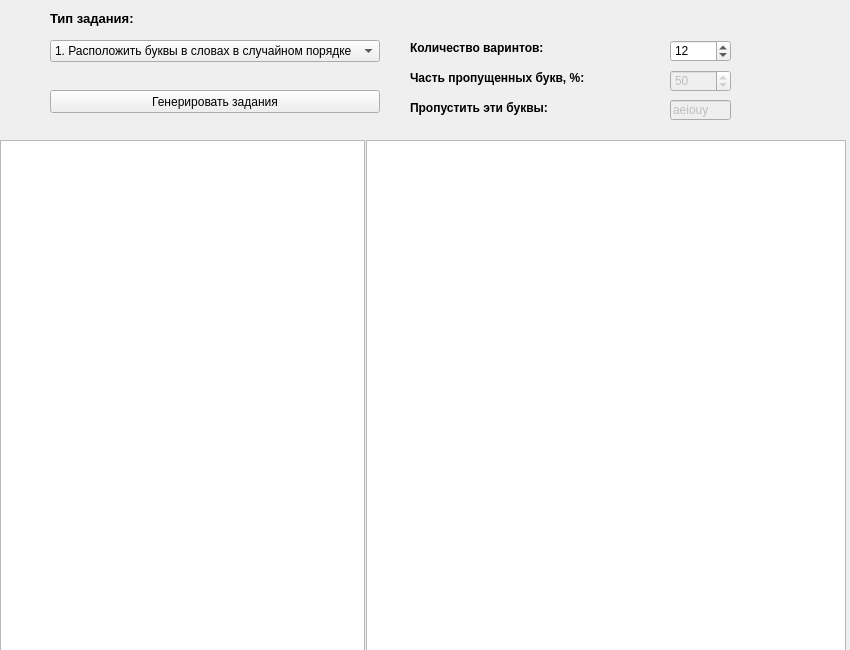
First picture: the form in tools/dialog_widget.ui, repository UlrichVonRekkenin/JobGenerator.edu, before the edit.
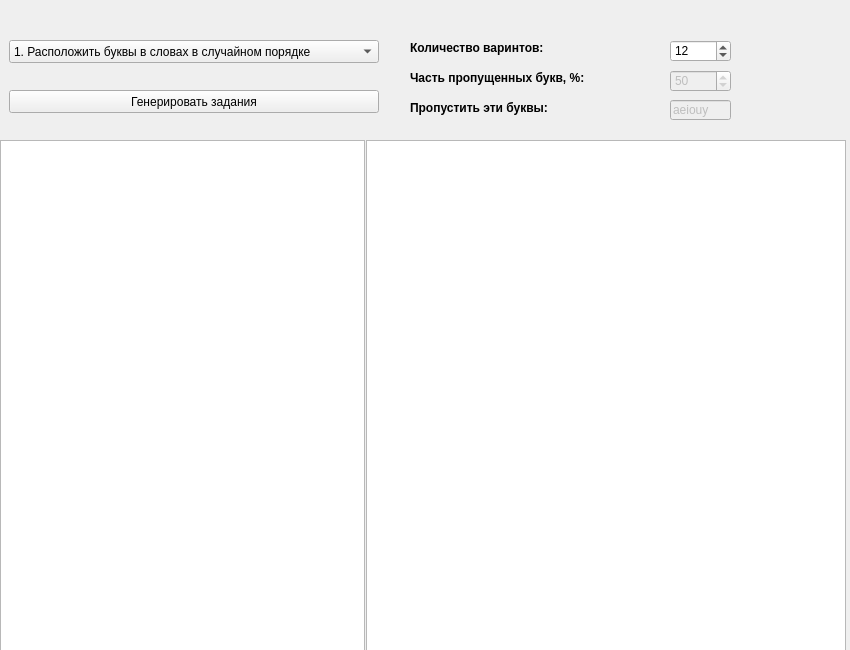
Second picture: the form after the edit.

What changed in the file:
```diff
--- a/tools/dialog_widget.ui
+++ b/tools/dialog_widget.ui
@@ -100,33 +100,13 @@
     <bool>true</bool>
    </property>
   </widget>
-  <widget class="QLabel" name="label_4">
-   <property name="geometry">
-    <rect>
-     <x>50</x>
-     <y>10</y>
-     <width>91</width>
-     <height>16</height>
-    </rect>
-   </property>
-   <property name="font">
-    <font>
-     <pointsize>10</pointsize>
-     <weight>75</weight>
-     <bold>true</bold>
-    </font>
-   </property>
-   <property name="text">
-    <string>Тип задания:</string>
-   </property>
-  </widget>
   <widget class="QComboBox" name="cbTestCase">
    <property name="geometry">
     <rect>
-     <x>50</x>
+     <x>9</x>
      <y>40</y>
-     <width>330</width>
-     <height>22</height>
+     <width>370</width>
+     <height>23</height>
     </rect>
    </property>
    <item>
@@ -257,9 +237,9 @@
   <widget class="QPushButton" name="btnTestGenerate">
    <property name="geometry">
     <rect>
-     <x>50</x>
+     <x>9</x>
      <y>90</y>
-     <width>330</width>
+     <width>370</width>
      <height>23</height>
     </rect>
    </property>
```
